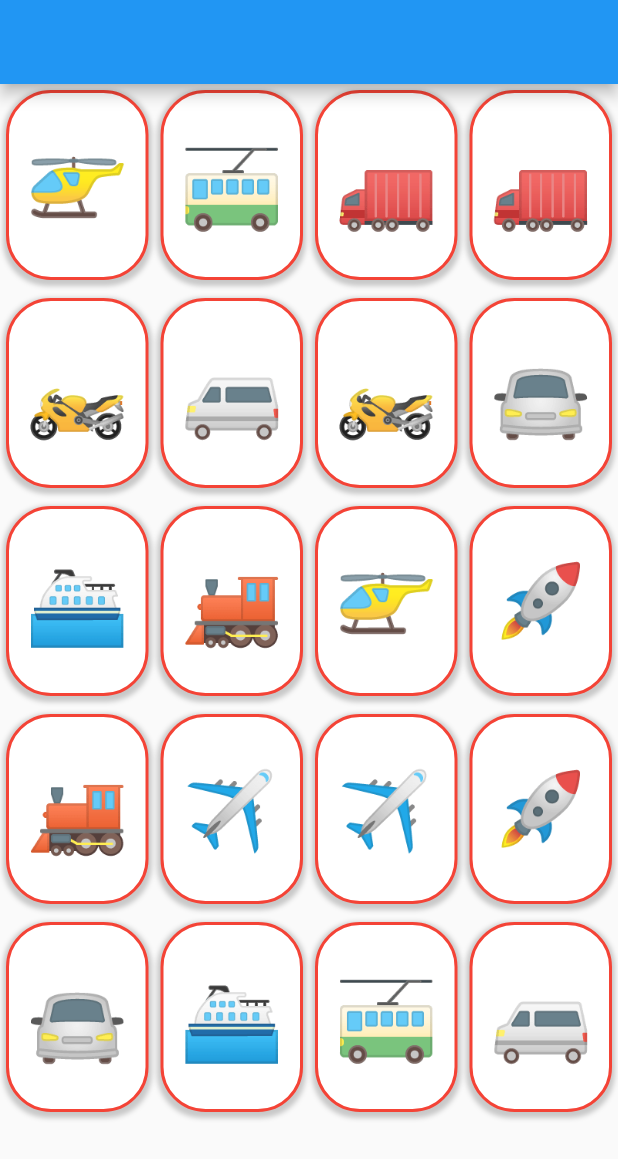
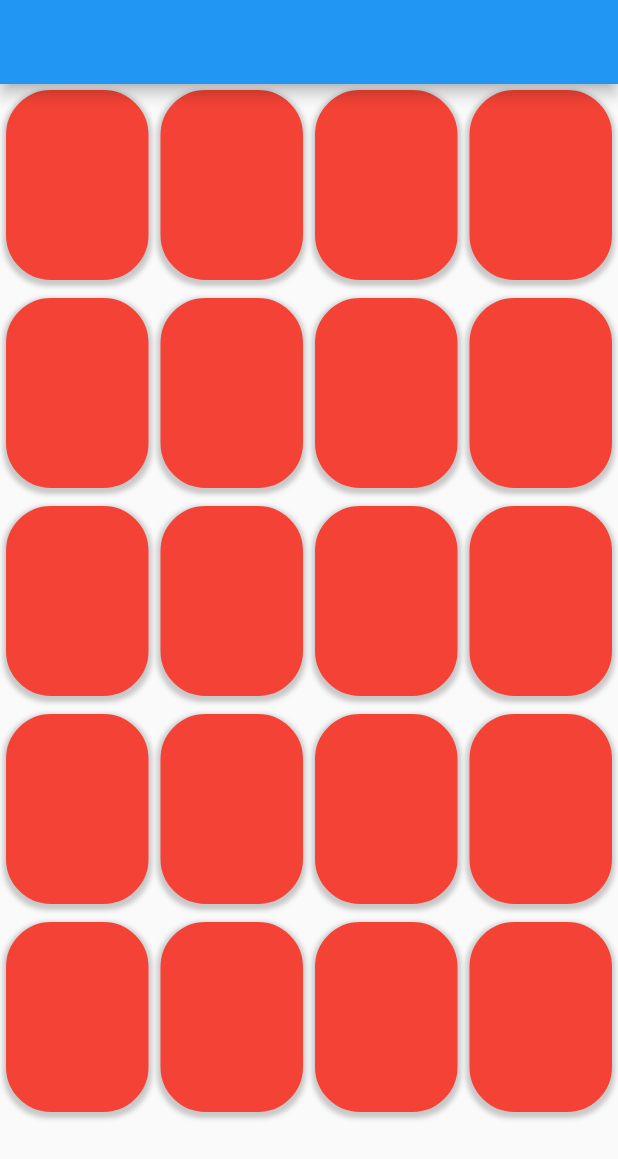
Before and after one commit to froogle/memorize_flutter, a Flutter app: the screen it shows after launch, on a phone screen of 412 x 824 dp. Shown: the top 1159 px of the screen. Run offline on Flutter 3.47's test engine with Material 2 defaults, Android fonts, the phone set to English and light mode, and no system bars; our stand-ins replace hooks_riverpod.

Commit message:
Cards can now show face up or face down.

```diff
--- a/lib/Models/emoji_game_model.dart
+++ b/lib/Models/emoji_game_model.dart
@@ -42,7 +42,7 @@ class MemorizeGame extends StateNotifier<List<PlayingCard>> {
 }
 
 class PlayingCard {
-  PlayingCard({required this.id, required this.faceValue, this.faceUp = true});
+  PlayingCard({required this.id, required this.faceValue, this.faceUp = false});
   final String id;
   final String faceValue;
   final bool faceUp;
--- a/lib/main.dart
+++ b/lib/main.dart
@@ -63,15 +63,32 @@ class PlayingCardWidget extends StatelessWidget {
 
   @override
   Widget build(BuildContext context) {
-    return Container(
-      decoration: exposedGameCard(),
-      child: Center(child: Text(card.faceValue, textScaleFactor: 4)),
-    );
+    if (card.faceUp) {
+      return Container(
+        decoration: exposedGameCard(),
+        child: Center(
+            child: Text(
+          card.faceValue,
+          textScaleFactor: 4,
+        )),
+      );
+    } else {
+      return Container(decoration: hiddenGameCard());
+    }
   }
 
   BoxDecoration exposedGameCard() {
     return BoxDecoration(
       color: Colors.white,
+      border: Border.all(color: Colors.red, width: 2),
+      borderRadius: BorderRadius.circular(30),
+      boxShadow: [cardShadow()],
+    );
+  }
+
+  BoxDecoration hiddenGameCard() {
+    return BoxDecoration(
+      color: Colors.red,
       border: Border.all(color: Colors.red, width: 2),
       borderRadius: BorderRadius.circular(30),
       boxShadow: [cardShadow()],
```
